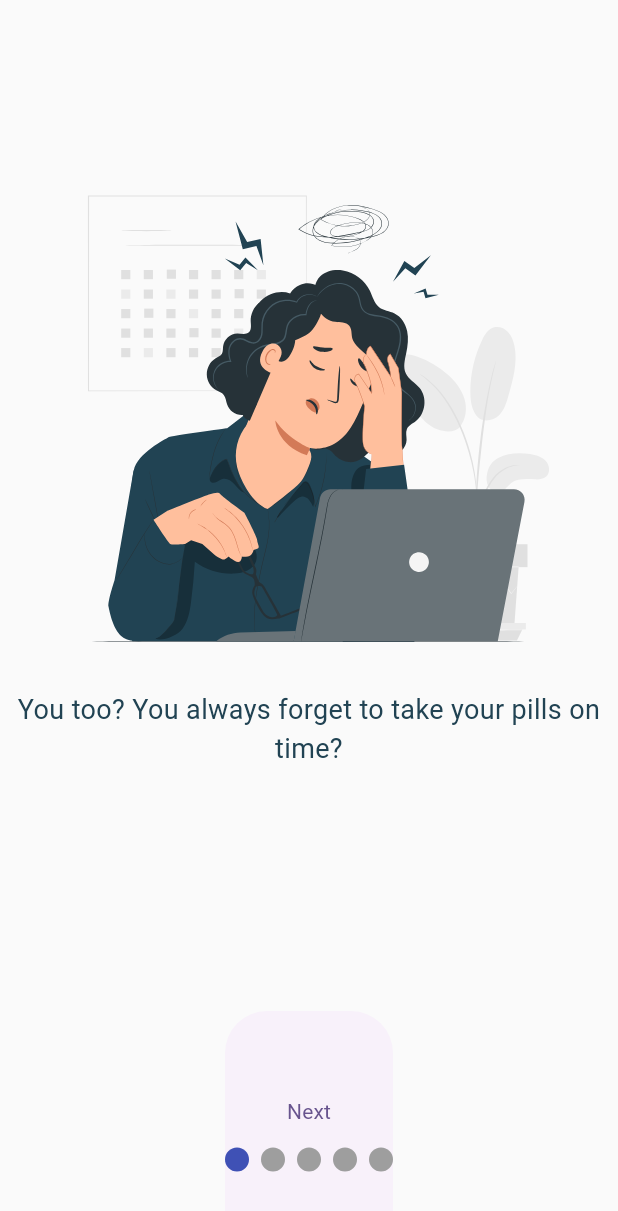
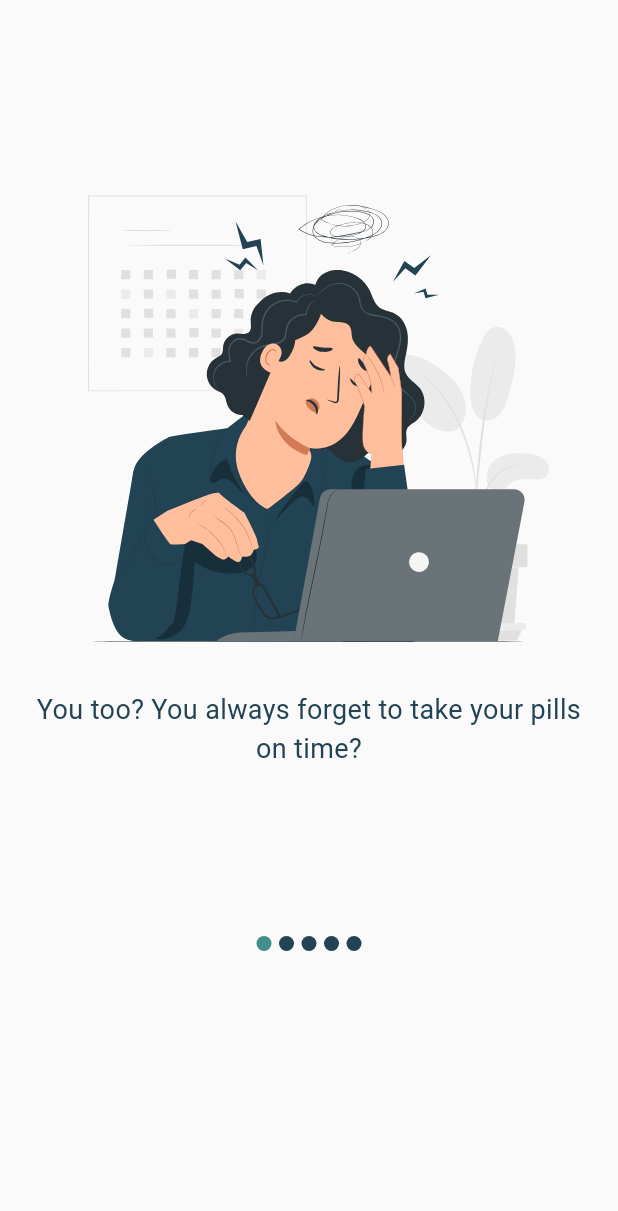
Before and after one commit to ENSIA-AI/Wise-Dose, a Flutter app: the Onboarding screen opened directly, on a phone screen of 412 x 824 dp. Shown: the top 1211 px of the screen. Run offline on Flutter 3.47's test engine with Material 3 defaults, Android fonts, the phone set to English and light mode, and no system bars; drawn by our look-alikes of smooth_page_indicator; our stand-ins replace flutter_svg, numberpicker, table_calendar.

Commit message:
Animation of onboarding screens

```diff
--- a/lib/main.dart
+++ b/lib/main.dart
@@ -39,7 +39,7 @@ class MyApp extends StatelessWidget {
         colorScheme: ColorScheme.fromSeed(seedColor: Colors.deepPurple),
         useMaterial3: true,
       ),
-      home: const Signup(),
+      home: const Onboarding(),
       debugShowCheckedModeBanner: false,
     );
   }
--- a/lib/views/screens/onboarding.dart
+++ b/lib/views/screens/onboarding.dart
@@ -2,8 +2,8 @@
 import 'package:flutter/material.dart';
 import 'package:flutter_svg/svg.dart';
 import 'package:smooth_page_indicator/smooth_page_indicator.dart';
+import 'package:wise_dose/views/themes/style_simple/colors.dart';
 import 'package:wise_dose/views/themes/style_simple/styles.dart';
-import 'package:wise_dose/views/widgets/onboarding_instance.dart';
 
 class Onboarding extends StatefulWidget {
   const Onboarding({super.key});
@@ -34,7 +34,10 @@ class _OnboardingState extends State<Onboarding> {
                 const SizedBox(height: 100,),
                 SvgPicture.asset("assets/images/onboarding1.svg",),
                 const SizedBox(height: 10,),
-              const Text("You too? You always forget to take your pills on time?", style: standardText, textAlign: TextAlign.center,),
+                Container(
+                  padding: const EdgeInsets.symmetric(horizontal: 20),
+                  child: const Text("You too? You always forget to take your pills on time?", style: standardText, textAlign: TextAlign.center,),
+                )
             ],
           ),
           Column(
@@ -42,7 +45,9 @@ class _OnboardingState extends State<Onboarding> {
               const SizedBox(height: 93,),
               SvgPicture.asset("assets/images/onboarding2.svg",),
               const SizedBox(height: 17,),
-              const Text.rich(
+              Container(
+                  padding: const EdgeInsets.symmetric(horizontal: 20),
+                  child: const Text.rich(
                   textAlign: TextAlign.center,
                   TextSpan(
                     text: 'No longer a problem with our app, with daily ', // First part of the text
@@ -55,15 +60,17 @@ class _OnboardingState extends State<Onboarding> {
                     ],
                   ),
                 )
+                )
             ],
           ),
           Column(
-            mainAxisAlignment: MainAxisAlignment.center,
             children: [
-              const SizedBox(height: 7,),
+              const SizedBox(height: 94,),
               SvgPicture.asset("assets/images/onboarding3.svg",),
-              const SizedBox(height: 25,),
-              const Text.rich(
+              const SizedBox(height: 16,),
+              Container(
+                  padding: const EdgeInsets.symmetric(horizontal: 20),
+                  child: const Text.rich(
                   textAlign: TextAlign.center,
                   TextSpan(
                     text: 'Create ', // First part of the text
@@ -80,20 +87,17 @@ class _OnboardingState extends State<Onboarding> {
                     ],
                   ),
                 )
+              )
             ],
           ),
           Column(
-            mainAxisAlignment: MainAxisAlignment.center,
             children: [
+              const SizedBox(height: 170,),
+              SvgPicture.asset("assets/images/onboarding4.svg",),
+              const SizedBox(height: 24,),
               Container(
-                height: 318,
-                child: Column(
-                mainAxisAlignment: MainAxisAlignment.end,
-                children: [
-                  SvgPicture.asset("assets/images/onboarding4.svg",),
-                ],
-              ),
-              ),              const Text.rich(
+                  padding: const EdgeInsets.symmetric(horizontal: 20),
+                  child: const Text.rich(
                   textAlign: TextAlign.center,
                   TextSpan(
                     text: 'You want to manage your ', // First part of the text
@@ -110,21 +114,17 @@ class _OnboardingState extends State<Onboarding> {
                     ],
                   ),
                 )
+              )
             ],
           ),
           Column(
-            mainAxisAlignment: MainAxisAlignment.center,
             children: [
+              const SizedBox(height: 95,),
+              SvgPicture.asset("assets/images/onboarding5.svg",),
+              const SizedBox(height: 14,),
               Container(
-                height: 350,
-                child: Column(
-                mainAxisAlignment: MainAxisAlignment.end,
-                children: [
-                  SvgPicture.asset("assets/images/onboarding5.svg",),
-                ],
-              ),
-              ),
-              const Text.rich(
+                  padding: const EdgeInsets.symmetric(horizontal: 20),
+                  child: const Text.rich(
                 textAlign: TextAlign.center,
                 TextSpan(
                   text: 'Manage multiple accounts with our ', // First part of the text
@@ -137,29 +137,37 @@ class _OnboardingState extends State<Onboarding> {
                   ],
                 ),
               )
+              )
              ],
           ),
         ],
       ),
       ),
       bottomSheet: Container(
-        height: 150,
+        color: const Color.fromRGBO(250, 250, 250, 1),
+        height: 200,
         child: Column(
-              mainAxisAlignment: MainAxisAlignment.center,
-              crossAxisAlignment: CrossAxisAlignment.center,
               children: [
-                TextButton(onPressed: (){
-                  pageController.nextPage(duration: const Duration(milliseconds: 500), curve: Curves.easeInOut);
-                }, child: const Text("Next")),
                 SmoothPageIndicator(
                   controller: pageController,
                   count: 5,
+                  effect: const WormEffect(
+                    dotColor: darkBlue,
+                    activeDotColor: lightBlue,
+                    dotWidth: 10,
+                    dotHeight: 10,
+                    spacing: 5
+                  ),
                   /* onDotClicked: (index) => pageController.animateToPage(
                     index,
                     duration: const Duration(milliseconds: 500),
                     curve: Curves.easeIn
                   ), */
-                )
+                ),
+/*                 TextButton(onPressed: (){
+                  pageController.nextPage(duration: const Duration(milliseconds: 500), curve: Curves.easeInOut);
+                }, child: const Text("Next")),
+ */
               ],
             ),
       ),
```
Lines whose indentation alone changed are shown as unchanged.
